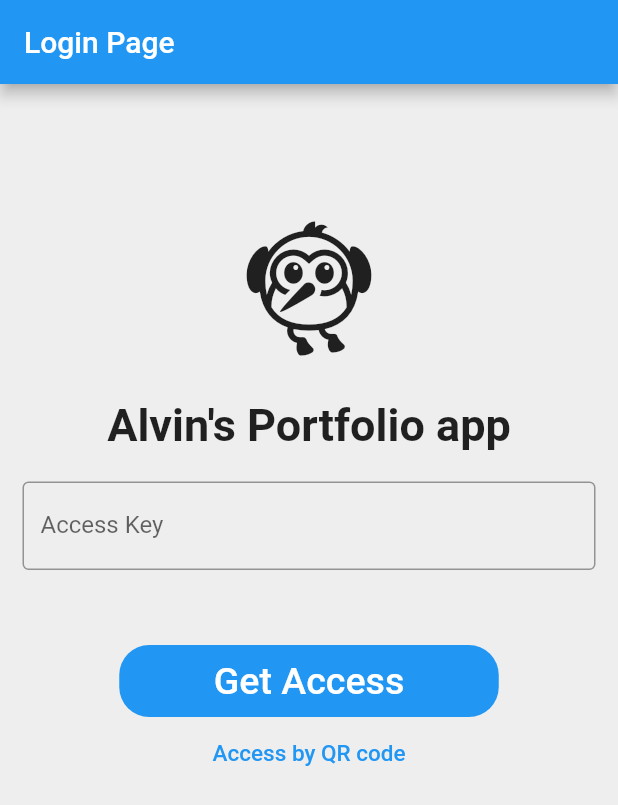
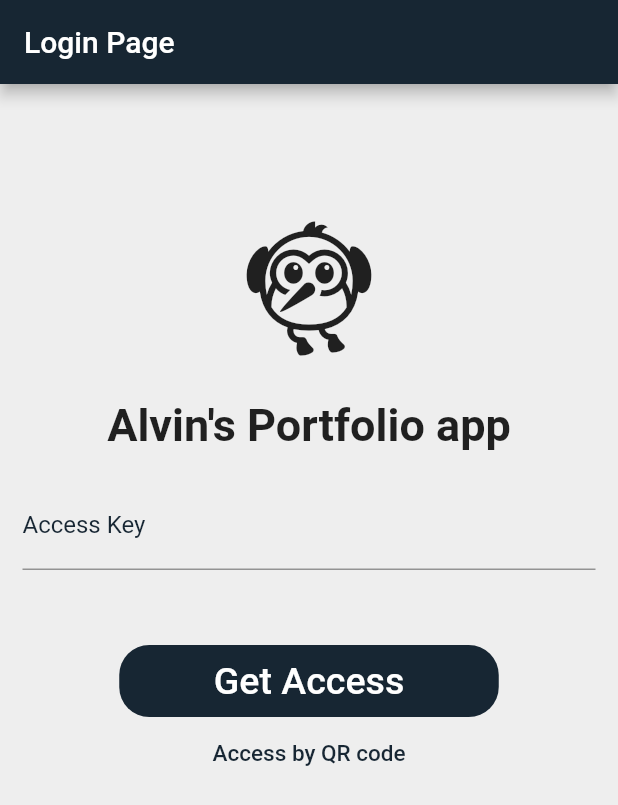
Before and after one commit to alvin1999214/alvin_portfolio_app, a Flutter app: the screen it shows after launch, on a phone screen of 412 x 824 dp. Shown: the top 805 px of the screen. Run offline on Flutter 3.47's test engine with Material 2 defaults, Android fonts, the phone set to English and light mode, and no system bars; missing offline and left inert: encrypt, pointycastle.

Commit message:
Update landing page

```diff
--- a/lib/screens/landing_page.dart
+++ b/lib/screens/landing_page.dart
@@ -33,6 +33,7 @@ class _LandingPageState extends State<LandingPage> {
       backgroundColor: Colors.grey[200],
       appBar: AppBar(
         title: Text("Login Page"),
+        backgroundColor: Color(0xff172633),
       ),
       body: SingleChildScrollView(
         child: Column(
@@ -68,9 +69,17 @@ class _LandingPageState extends State<LandingPage> {
               child: TextField(
                 controller: accessKeyController,
                 decoration: InputDecoration(
-                    border: OutlineInputBorder(),
+                    focusedBorder: OutlineInputBorder(
+                      borderSide: BorderSide(
+                        color: Color(0xff172633)
+                      )
+                    ),
                     labelText: 'Access Key',
+                    labelStyle: TextStyle(
+                      color: Color(0xff172633)
+                    ),
                     hintText: ''),
+                cursorColor: Color(0xff172633),
               ),
             ),
             SizedBox(
@@ -79,7 +88,7 @@ class _LandingPageState extends State<LandingPage> {
             Container(
               padding: const EdgeInsets.symmetric(horizontal: 55.0),
               decoration: BoxDecoration(
-                  color: Colors.blue, borderRadius: BorderRadius.circular(20)),
+                  color: Color(0xff172633), borderRadius: BorderRadius.circular(20)),
               child: TextButton(
                 onPressed: () {
                   // Navigator.push(
@@ -103,7 +112,7 @@ class _LandingPageState extends State<LandingPage> {
               },
               child: Text(
                 'Access by QR code',
-                style: TextStyle(color: Colors.blue, fontSize: 15),
+                style: TextStyle(color: Color(0xff172633), fontSize: 15),
               ),
             ),
             SizedBox(
```
